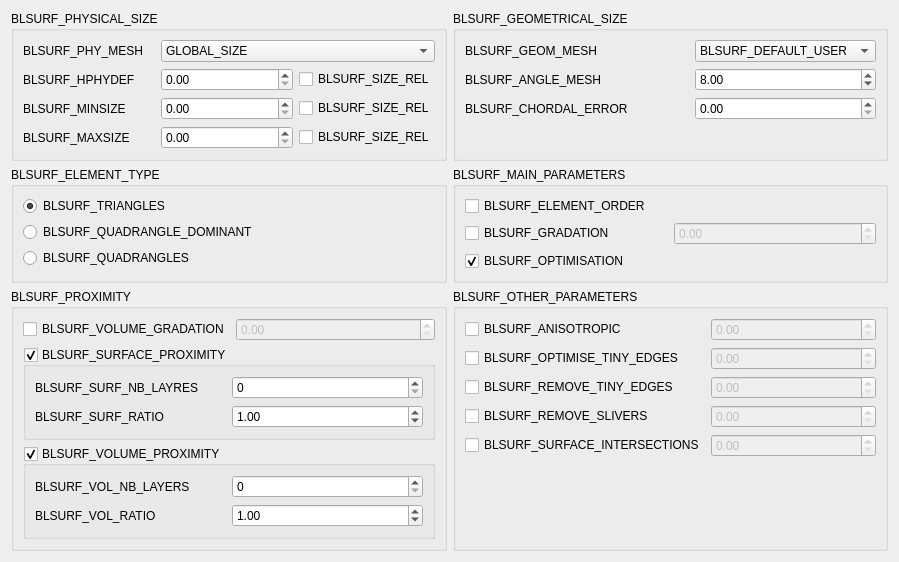
First picture: the form in src/GUI/BLSURFPluginGUI_StdWidget_QTD.ui, repository SalomePlatform/blsurfplugin, before the edit.
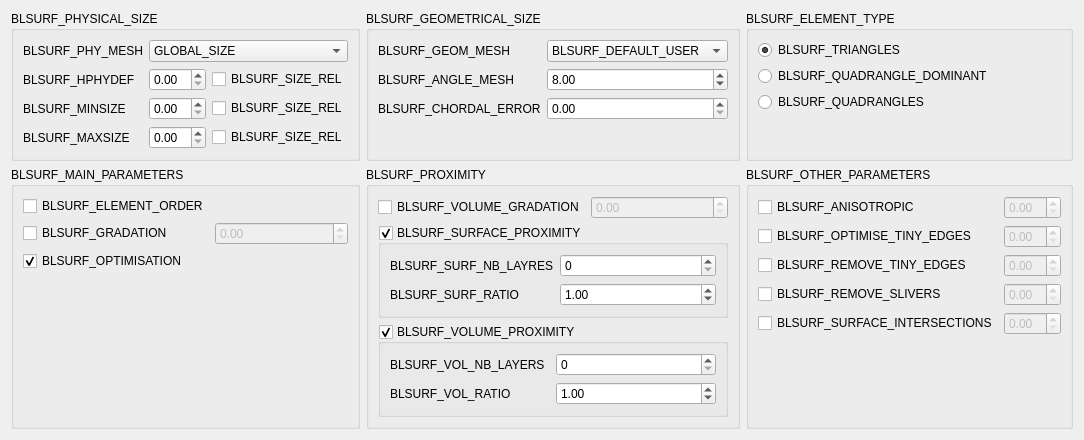
Second picture: the form after the edit. Custom widgets are drawn as their Qt base class.

Commit message: bos #24253 Redesign Parameters dialog to better fit screen resolution

Diff of the .ui file:
```diff
--- a/src/GUI/BLSURFPluginGUI_StdWidget_QTD.ui
+++ b/src/GUI/BLSURFPluginGUI_StdWidget_QTD.ui
@@ -7,8 +7,8 @@
    <rect>
     <x>0</x>
     <y>0</y>
-    <width>899</width>
-    <height>532</height>
+    <width>902</width>
+    <height>390</height>
    </rect>
   </property>
   <layout class="QGridLayout" name="gridLayout_8">
@@ -122,10 +122,13 @@
         <property name="orientation">
          <enum>Qt::Vertical</enum>
         </property>
+        <property name="sizeType">
+         <enum>QSizePolicy::Minimum</enum>
+        </property>
         <property name="sizeHint" stdset="0">
          <size>
           <width>20</width>
-          <height>4</height>
+          <height>0</height>
          </size>
         </property>
        </spacer>
@@ -207,10 +210,13 @@
         <property name="orientation">
          <enum>Qt::Vertical</enum>
         </property>
+        <property name="sizeType">
+         <enum>QSizePolicy::MinimumExpanding</enum>
+        </property>
         <property name="sizeHint" stdset="0">
          <size>
           <width>20</width>
-          <height>36</height>
+          <height>0</height>
          </size>
         </property>
        </spacer>
@@ -220,10 +226,13 @@
         <property name="orientation">
          <enum>Qt::Vertical</enum>
         </property>
+        <property name="sizeType">
+         <enum>QSizePolicy::MinimumExpanding</enum>
+        </property>
         <property name="sizeHint" stdset="0">
          <size>
           <width>20</width>
-          <height>23</height>
+          <height>0</height>
          </size>
         </property>
        </spacer>
@@ -231,7 +240,7 @@
      </layout>
     </widget>
    </item>
-   <item row="1" column="0">
+   <item row="0" column="2">
     <widget class="QGroupBox" name="groupBox_4">
      <property name="title">
       <string>BLSURF_ELEMENT_TYPE</string>
@@ -284,10 +293,13 @@
         <property name="orientation">
          <enum>Qt::Vertical</enum>
         </property>
+        <property name="sizeType">
+         <enum>QSizePolicy::MinimumExpanding</enum>
+        </property>
         <property name="sizeHint" stdset="0">
          <size>
           <width>20</width>
-          <height>3</height>
+          <height>0</height>
          </size>
         </property>
        </spacer>
@@ -295,7 +307,7 @@
      </layout>
     </widget>
    </item>
-   <item row="1" column="1">
+   <item row="1" column="0">
     <widget class="QGroupBox" name="groupBox_2">
      <property name="title">
       <string>BLSURF_MAIN_PARAMETERS</string>
@@ -316,10 +328,13 @@
         <property name="orientation">
          <enum>Qt::Vertical</enum>
         </property>
+        <property name="sizeType">
+         <enum>QSizePolicy::MinimumExpanding</enum>
+        </property>
         <property name="sizeHint" stdset="0">
          <size>
           <width>20</width>
-          <height>55</height>
+          <height>0</height>
          </size>
         </property>
        </spacer>
@@ -357,7 +372,7 @@
      </layout>
     </widget>
    </item>
-   <item row="2" column="0">
+   <item row="1" column="1">
     <widget class="QGroupBox" name="groupBox_5">
      <property name="toolTip">
       <string/>
@@ -503,10 +518,13 @@
         <property name="orientation">
          <enum>Qt::Vertical</enum>
         </property>
+        <property name="sizeType">
+         <enum>QSizePolicy::Minimum</enum>
+        </property>
         <property name="sizeHint" stdset="0">
          <size>
           <width>20</width>
-          <height>15</height>
+          <height>0</height>
          </size>
         </property>
        </spacer>
@@ -514,7 +532,7 @@
      </layout>
     </widget>
    </item>
-   <item row="2" column="1">
+   <item row="1" column="2">
     <widget class="QGroupBox" name="groupBox_3">
      <property name="title">
       <string>BLSURF_OTHER_PARAMETERS</string>
@@ -610,10 +628,13 @@
         <property name="orientation">
          <enum>Qt::Vertical</enum>
         </property>
+        <property name="sizeType">
+         <enum>QSizePolicy::MinimumExpanding</enum>
+        </property>
         <property name="sizeHint" stdset="0">
          <size>
           <width>20</width>
-          <height>3</height>
+          <height>0</height>
          </size>
         </property>
        </spacer>
```
Left out of the diff: 1 changed line with no effect on the pictures. The commit also changes 1 other file.
